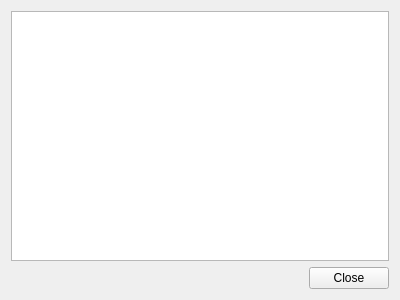
The window that qml/view.ui (naponmeka/monger) describes before a commit, drawn with Qt 5.
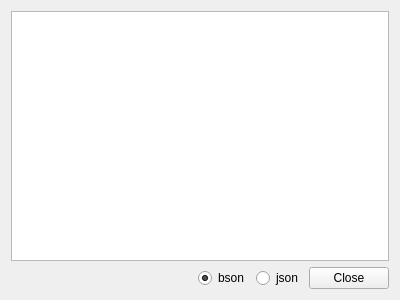
The same window after the commit.

Commit message: View as json + elapsed time

```diff
--- a/qml/view.ui
+++ b/qml/view.ui
@@ -39,6 +39,23 @@
        </property>
       </spacer>
      </item>
+     <item>
+      <widget class="QRadioButton" name="bsonRadioButton">
+       <property name="text">
+        <string>bson</string>
+       </property>
+       <property name="checked">
+        <bool>true</bool>
+       </property>
+      </widget>
+     </item>
+     <item>
+      <widget class="QRadioButton" name="jsonRadioButton">
+       <property name="text">
+        <string>json</string>
+       </property>
+      </widget>
+     </item>
      <item>
       <widget class="QPushButton" name="cancelBtn">
        <property name="text">
```
The commit also changes 7 other files.
